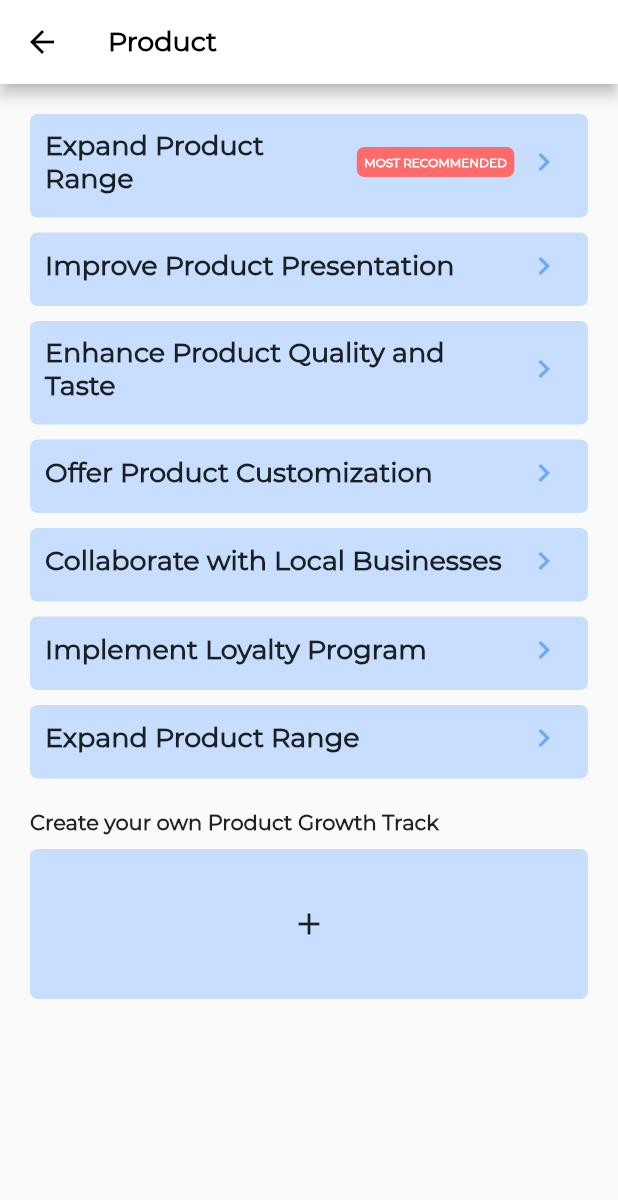
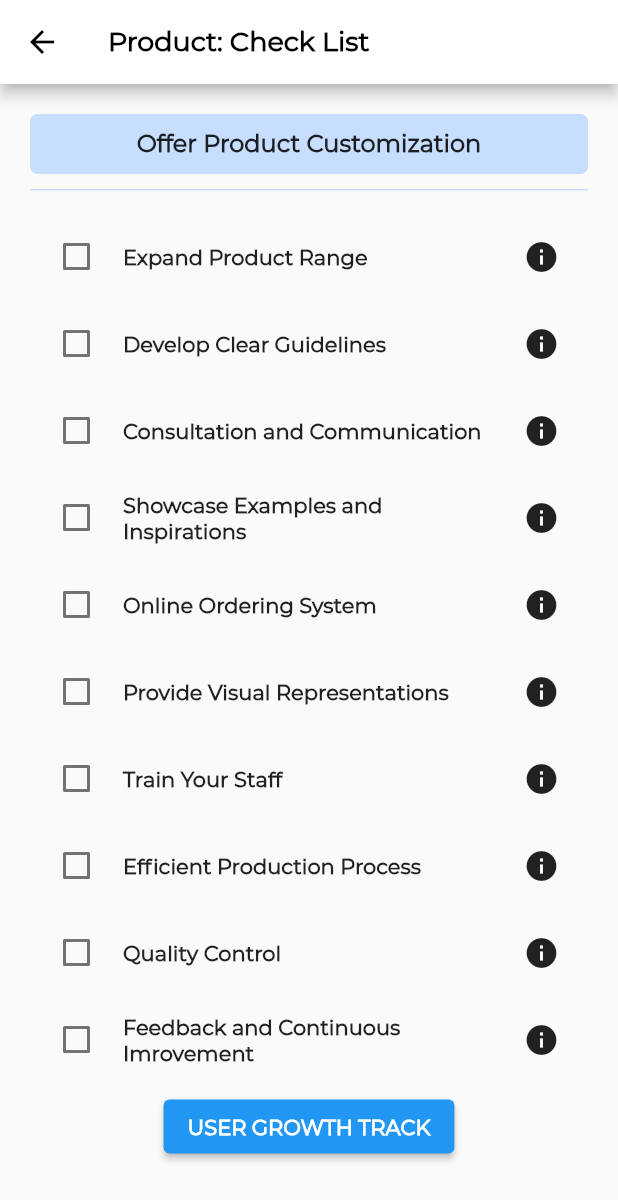
Before and after one commit to Novarix-PH/en_hack, a Flutter app: the ProductScreen screen opened directly, after a tap on "Expand Product Range", on a phone screen of 412 x 824 dp. Shown: the top 1200 px of the screen. Run offline on Flutter 3.47's test engine with Material 2 defaults, Android fonts, the phone set to English and light mode, and no system bars; our stand-ins replace carousel_slider.

Commit message:
- build: Product list

```diff
--- a/lib/screens/home/home_screen.dart
+++ b/lib/screens/home/home_screen.dart
@@ -1,6 +1,6 @@
 import 'dart:ui';
 
-import 'package:en_hack/screens/home/product_screen.dart';
+import 'package:en_hack/screens/home/product/product_screen.dart';
 import 'package:en_hack/widgets/container_widgets.dart';
 import 'package:flutter/material.dart';
 import 'package:carousel_slider/carousel_slider.dart';
@@ -137,18 +137,11 @@ class _HomeScreenState extends State<HomeScreen> {
             ),
 
             const SizedBox(height: 10),
-
-            _CardGrowthTrack(
-              title: 'BRANDING',
-              imageUri: "assets/images/card_images/card_image_pic_1.png",
-              isMostRecommended: true,
-              listSubText: const ["Identity", "Brand Message", "Visual Design", "aesthetic"],
-              onTap: () {},
-            ),
             _CardGrowthTrack(
               title: 'PRODUCT',
               imageUri: "assets/images/card_images/card_image_pic_2.png",
               listSubText: const ["Enhancement", "Launching", "Brand Integration"],
+              isMostRecommended: true,
               onTap: () {
                 Navigator.push(
                   context,
@@ -158,6 +151,13 @@ class _HomeScreenState extends State<HomeScreen> {
                 );
               },
             ),
+            _CardGrowthTrack(
+              title: 'BRANDING',
+              imageUri: "assets/images/card_images/card_image_pic_1.png",
+              listSubText: const ["Identity", "Brand Message", "Visual Design", "aesthetic"],
+              onTap: () {},
+            ),
+
             _CardGrowthTrack(
               title: 'MARKETING',
               imageUri: "assets/images/card_images/card_image_pic_3.png",
--- /dev/null
+++ b/lib/screens/home/product/product_check_list_screen.dart
@@ -0,0 +1,164 @@
+import 'package:flutter/material.dart';
+
+import '../../../config/themes.dart';
+
+class ProductCheckListScreen extends StatefulWidget {
+  const ProductCheckListScreen({Key? key}) : super(key: key);
+
+  @override
+  State<ProductCheckListScreen> createState() => _ProductCheckListScreenState();
+}
+
+class _ProductCheckListScreenState extends State<ProductCheckListScreen> {
+  @override
+  Widget build(BuildContext context) {
+    return Scaffold(
+      appBar: AppBar(
+        leading: IconButton(
+          icon: const Icon(
+            Icons.arrow_back,
+            color: Colors.black,
+          ),
+          onPressed: () {
+            Navigator.pop(context); // Navigate back when the back arrow is pressed
+          },
+        ),
+        backgroundColor: Colors.white,
+        title: const Text(
+          "Product: Check List",
+          style: TextStyle(
+            color: Colors.black,
+            fontWeight: FontWeight.bold,
+            fontSize: 18.0,
+          ),
+        ),
+      ),
+      body: SafeArea(
+        child: Container(
+          padding: const EdgeInsets.symmetric(horizontal: 20.0),
+          child: SingleChildScrollView(
+            physics: const BouncingScrollPhysics(parent: AlwaysScrollableScrollPhysics()),
+            child: Column(
+              children: [
+                const SizedBox(height: 20.0),
+                Container(
+                  padding: const EdgeInsets.symmetric(horizontal: 20.0, vertical: 10.0),
+                  width: double.infinity,
+                  decoration: BoxDecoration(
+                    color: ColorConstant.blueLight,
+                    borderRadius: BorderRadius.circular(5),
+                  ),
+                  child: const Center(
+                    child: Text(
+                      "Offer Product Customization",
+                      style: TextStyle(fontWeight: FontWeight.w900, fontSize: 16),
+                    ),
+                  ),
+                ),
+                const SizedBox(height: 10.0),
+                Container(
+                  height: 1,
+                  decoration: BoxDecoration(
+                    color: ColorConstant.blueLight,
+                    borderRadius: BorderRadius.circular(5),
+                  ),
+                ),
+                const SizedBox(height: 20.0),
+                _CardCheckList(
+                  title: 'Expand Product Range',
+                  onTap: () {},
+                ),
+                _CardCheckList(
+                  title: 'Develop Clear Guidelines',
+                  onTap: () {},
+                ),
+                _CardCheckList(
+                  title: 'Consultation and Communication',
+                  onTap: () {},
+                ),
+                _CardCheckList(
+                  title: 'Showcase Examples and Inspirations',
+                  onTap: () {},
+                ),
+                _CardCheckList(
+                  title: 'Online Ordering System',
+                  onTap: () {},
+                ),
+                _CardCheckList(
+                  title: 'Provide Visual Representations',
+                  onTap: () {},
+                ),
+                _CardCheckList(
+                  title: 'Train Your Staff',
+                  onTap: () {},
+                ),
+                _CardCheckList(
+                  title: 'Efficient Production Process',
+                  onTap: () {},
+                ),
+                _CardCheckList(
+                  title: 'Quality Control',
+                  onTap: () {},
+                ),
+                _CardCheckList(
+                  title: 'Feedback and Continuous Imrovement',
+                  onTap: () {},
+                ),
+                ElevatedButton(
+                    onPressed: () {},
+                    child: const Text(
+                      "USER GROWTH TRACK",
+                      style: TextStyle(fontWeight: FontWeight.w900),
+                    )),
+                const SizedBox(height: 20.0),
+              ],
+            ),
+          ),
+        ),
+      ),
+    );
+  }
+}
+
+class _CardCheckList extends StatelessWidget {
+  final String title;
+  final Function onTap;
+
+  const _CardCheckList({
+    required this.title,
+    required this.onTap,
+  });
+
+  @override
+  Widget build(BuildContext context) {
+    return GestureDetector(
+      onTap: () => onTap(),
+      child: Container(
+        margin: const EdgeInsets.only(bottom: 10.0),
+        width: double.infinity,
+        decoration: BoxDecoration(
+          //color: ColorConstant.blueLight,
+          borderRadius: BorderRadius.circular(5),
+        ),
+        child: Row(
+          children: [
+            Expanded(
+              flex: 2,
+              child: Checkbox(
+                value: false,
+                onChanged: (onChanged) {},
+              ),
+            ),
+            Expanded(
+                flex: 8,
+                child: Text(
+                  title,
+                  style: const TextStyle(fontWeight: FontWeight.bold, fontSize: 14),
+                )),
+            const Expanded(flex: 2, child: Icon(Icons.info))
+          ],
+        ),
+      ),
+    );
+  }
+}
--- a/lib/screens/home/product_screen.dart
+++ b/lib/screens/home/product/product_screen.dart
@@ -1,6 +1,7 @@
+import 'package:en_hack/screens/home/product/product_check_list_screen.dart';
 import 'package:flutter/material.dart';
 
-import '../../config/themes.dart';
+import '../../../config/themes.dart';
 
 class ProductScreen extends StatefulWidget {
   const ProductScreen({Key? key}) : super(key: key);
@@ -29,17 +30,6 @@ class _ProductScreenState extends State<ProductScreen> {
             fontSize: 18.0,
           ),
         ),
-        actions: [
-          /* IconButton(
-            icon: Icon(
-              Icons.notifications,
-              color: ColorConstant.primaryColor,
-              size: 30,
-            ),
-            tooltip: 'Open shopping cart',
-            onPressed: () {},
-          ),*/
-        ],
       ),
       body: SafeArea(
         child: Container(
@@ -54,7 +44,14 @@ class _ProductScreenState extends State<ProductScreen> {
                   title: 'Expand Product Range',
                   isLocked: false,
                   isMostRecommended: true,
-                  onTap: () {},
+                  onTap: () {
+                    Navigator.push(
+                      context,
+                      MaterialPageRoute(
+                        builder: (context) => ProductCheckListScreen(),
+                      ),
+                    );
+                  },
                 ),
                 _CardChoice(
                   title: 'Improve Product Presentation',
```
